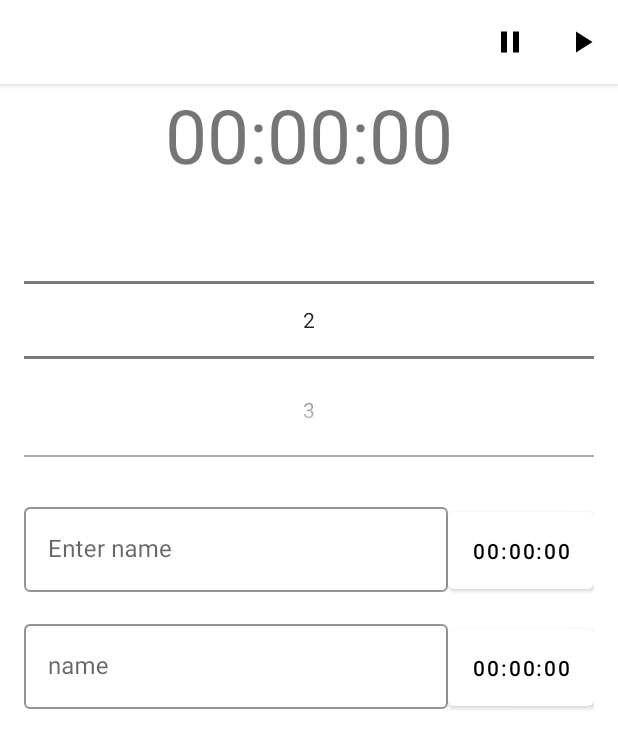
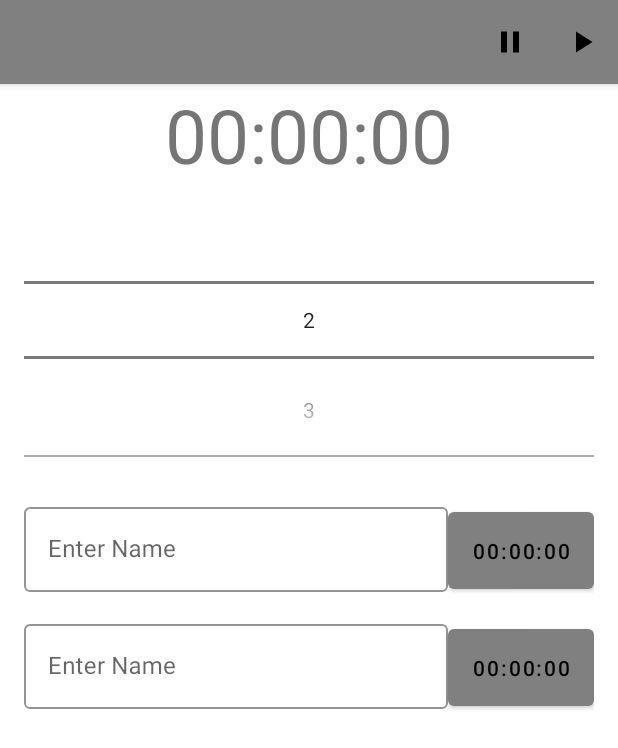
Before and after one commit to remsyk/MTG_Commander_Timer, an Android app: the screen it shows after launch (MainActivity), on a phone screen of 412 x 824 dp. Shown: the top 748 px of the screen. Run offline under Robolectric (Android 15) with nearby library versions, the phone set to English and light mode, and no system bars.

Commit message:
still need to set up timers

```diff
--- a/app/src/main/java/com/example/mtg_commander_timer/MainActivity.kt
+++ b/app/src/main/java/com/example/mtg_commander_timer/MainActivity.kt
@@ -37,6 +37,7 @@ class MainActivity : AppCompatActivity() {
             R.id.start_timer -> {
                 "start timer pressed".log()
                 supportFragmentManager.beginTransaction().replace(R.id.framelayout_main, CountdownViewPagerFragment()).addToBackStack("CountdownFragment").commit()
+                //timerList?.iterator().forEach { it.name.log() }
             }
 
             R.id.pause_timer -> {
@@ -49,6 +50,6 @@ class MainActivity : AppCompatActivity() {
     }
 
     companion object{
-        lateinit var timerList: ArrayList<TimerModel>
+         var timerList: ArrayList<TimerModel> = arrayListOf()
     }
 }
--- a/app/src/main/java/com/example/mtg_commander_timer/MainFragment.kt
+++ b/app/src/main/java/com/example/mtg_commander_timer/MainFragment.kt
@@ -8,6 +8,7 @@ import android.view.ViewGroup
 import android.widget.ArrayAdapter
 import android.widget.AutoCompleteTextView
 import androidx.appcompat.app.AppCompatActivity
+import androidx.core.widget.doAfterTextChanged
 import androidx.fragment.app.Fragment
 import com.example.mtg_commander_timer.MainActivity.Companion.timerList
 import kotlinx.android.synthetic.main.fragment_countdown.view.*
@@ -30,9 +31,16 @@ class MainFragment : Fragment() {
     @ExperimentalStdlibApi
     override fun onViewCreated(view: View, savedInstanceState: Bundle?) {
         super.onViewCreated(view, savedInstanceState)
+        //TODO this is where the issue is, this causes the names fields to be reset
+        if (timerList.isNullOrEmpty()) {
+            timerList = arrayListOf(
+                TimerModel("Enter Name", 0, null, true),
+                TimerModel("Enter Name", 0, null, true)
+            )
+        } else{
+            timerList = timerList
+        }
 
-        timerList =
-            arrayListOf(TimerModel("Enter name", 0, null, true), TimerModel("name", 0, null, true))
 
         picker_player_num.maxValue = 4
         picker_player_num.minValue = timerList.size
@@ -40,7 +48,7 @@ class MainFragment : Fragment() {
         include_enter_name_1.textLayout_name.hint = timerList.get(0).name
         include_enter_name_2.textLayout_name.hint = timerList.get(1).name
 
-        if (timerList.size >2) {
+        if (timerList.size > 2) {
             include_enter_name_3.textLayout_name.hint = timerList.get(2).name
             include_enter_name_4.textLayout_name.hint = timerList.get(3).name
         }
@@ -48,33 +56,33 @@ class MainFragment : Fragment() {
         include_enter_name_1.button_timer.text = timerList.get(0).countdownTime.millisToString()
         include_enter_name_2.button_timer.text = timerList.get(1).countdownTime.millisToString()
 
-        if (timerList.size >2) {
+        if (timerList.size > 2) {
             include_enter_name_3.button_timer.text = timerList.get(2).countdownTime.millisToString()
             include_enter_name_4.button_timer.text = timerList.get(3).countdownTime.millisToString()
         }
 
 
-        include_enter_name_1.textinputeditText_name.setOnFocusChangeListener { view, b ->
-            if (!b) {
-                timerList[0].name = include_enter_name_1.textinputeditText_name.text.toString()
+
+        if(include_enter_name_1.textinputeditText_name.hasFocus()) {
+            include_enter_name_1.textinputeditText_name.doAfterTextChanged {
+                timerList[0].name = it.toString()
+                "ok so this might be it".log()
+            }
+        }
+        if(include_enter_name_2.textinputeditText_name.hasFocus()) {
+            include_enter_name_2.textinputeditText_name.doAfterTextChanged {
+                timerList[1].name = it.toString()
             }
         }
 
-        include_enter_name_2.textinputeditText_name.setOnFocusChangeListener { view, b ->
-            if (!b) {
-                timerList[1].name = include_enter_name_2.textinputeditText_name.text.toString()
+        if(include_enter_name_3.textinputeditText_name.hasFocus()) {
+            include_enter_name_3.textinputeditText_name.doAfterTextChanged {
+                timerList[2].name = it.toString()
             }
         }
-
-        include_enter_name_3.textinputeditText_name.setOnFocusChangeListener { view, b ->
-            if (!b) {
-                timerList[2].name = include_enter_name_3.textinputeditText_name.text.toString()
-            }
-        }
-
-        include_enter_name_4.textinputeditText_name.setOnFocusChangeListener { view, b ->
-            if (!b) {
-                timerList[3].name = include_enter_name_4.textinputeditText_name.text.toString()
+        if(include_enter_name_4.textinputeditText_name.hasFocus()) {
+            include_enter_name_4.textinputeditText_name.doAfterTextChanged {
+                timerList[3].name = it.toString()
             }
         }
 
--- a/app/src/main/res/values/colors.xml
+++ b/app/src/main/res/values/colors.xml
@@ -1,6 +1,6 @@
 <?xml version="1.0" encoding="utf-8"?>
 <resources>
-    <color name="colorPrimary">#FFFFFF</color>
+    <color name="colorPrimary">#808080</color>
     <color name="colorPrimaryDark">#000000</color>
     <color name="colorAccent">#ADACAC</color>
     <color name="colorComplementary">#f27f51</color>
--- a/app/src/main/res/values/styles.xml
+++ b/app/src/main/res/values/styles.xml
@@ -5,14 +5,8 @@
         <item name="colorPrimary">@color/colorPrimary</item>
         <item name="colorPrimaryDark">@color/colorPrimaryDark</item>
         <item name="colorAccent">@color/colorAccent</item>
-        <item name="android:alertDialogTheme">@style/AlertDialogCustom</item>
-        <item name="android:alertDialogStyle">@style/AlertDialogCustom</item>
-
     </style>
 
-    <style name="AlertDialogCustom" parent="android:Theme.Material.Light.Dialog.Alert">
-        <item name="android:colorPrimary">#00397F</item>
-        <item name="android:colorAccent">#0AAEEF</item>
-    </style>
+
 
 </resources>
--- a/build.gradle
+++ b/build.gradle
@@ -6,7 +6,7 @@ buildscript {
         jcenter()
     }
     dependencies {
-        classpath "com.android.tools.build:gradle:4.0.0"
+        classpath 'com.android.tools.build:gradle:4.0.1'
         classpath "org.jetbrains.kotlin:kotlin-gradle-plugin:$kotlin_version"
 
         // NOTE: Do not place your application dependencies here; they belong
```
Also changed, not shown: app/build.gradle (+9 -0 lines).
